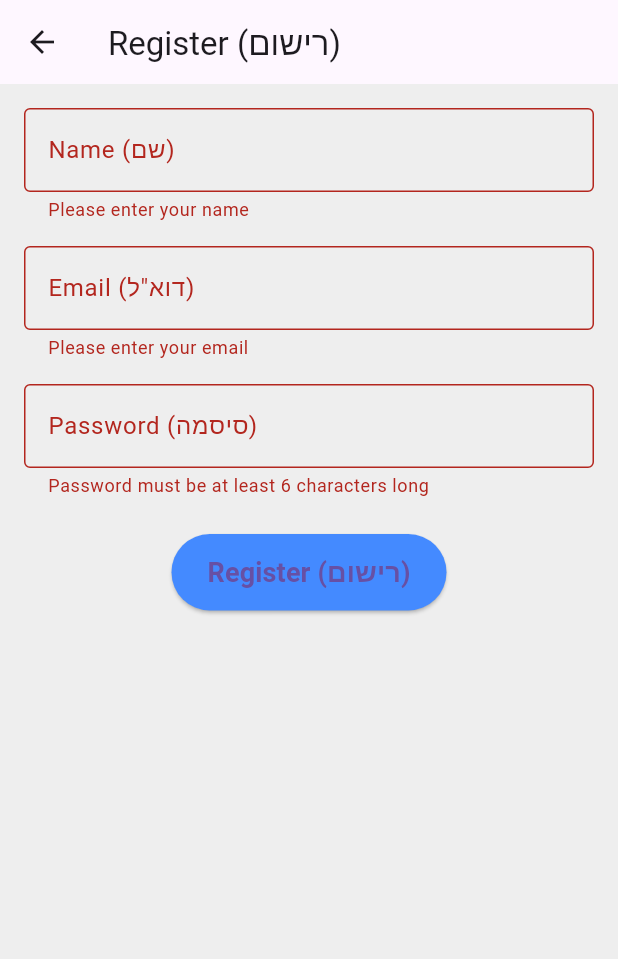
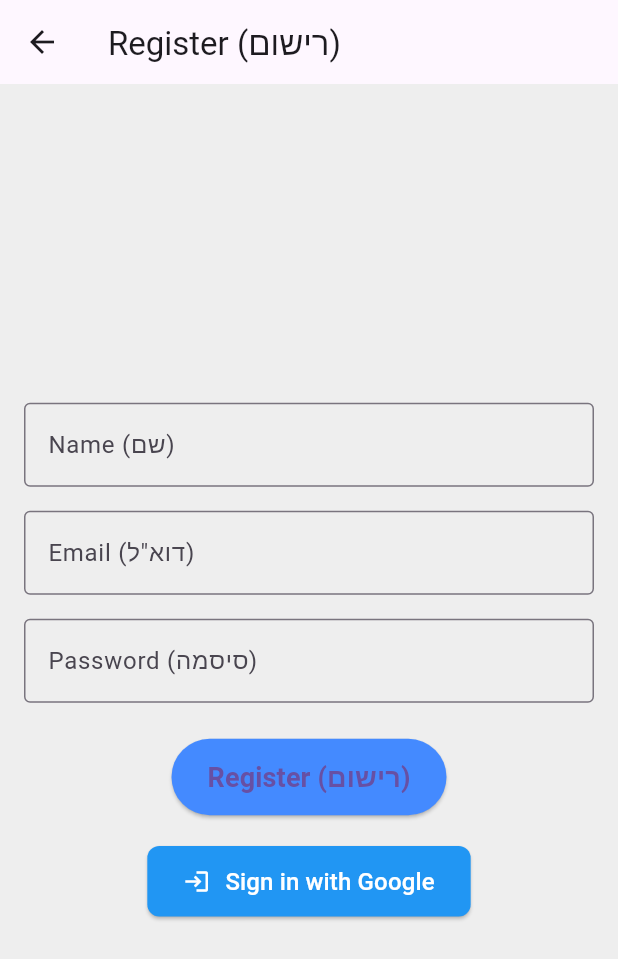
Before and after one commit to shifaaKh28/BodyAndMind, a Flutter app: the RegisterScreen screen opened directly, after a tap on "Register (רישום)", on a phone screen of 412 x 824 dp. Shown: the top 959 px of the screen. Run offline on Flutter 3.47's test engine with Material 3 defaults, Android fonts, the phone set to English and light mode, and no system bars; our stand-ins replace cloud_firestore, firebase_auth, firebase_core, google_sign_in; accounts and stored records are empty.

Commit message:
Update register_screen.dart

```diff
--- a/lib/screens/register_screen.dart
+++ b/lib/screens/register_screen.dart
@@ -1,5 +1,7 @@
 import 'package:flutter/material.dart';
 import 'package:firebase_auth/firebase_auth.dart';
+import 'package:google_sign_in/google_sign_in.dart';
+import 'package:cloud_firestore/cloud_firestore.dart';
 import 'otp_screen.dart';
 
 class RegisterScreen extends StatefulWidget {
@@ -14,6 +16,62 @@ class _RegisterScreenState extends State<RegisterScreen> {
   final TextEditingController _passwordController = TextEditingController();
   bool _isLoading = false;
 
+  // Google Sign-In function
+  Future<void> _signInWithGoogle() async {
+    setState(() {
+      _isLoading = true;
+    });
+
+    try {
+      final GoogleSignIn googleSignIn = GoogleSignIn();
+      final GoogleSignInAccount? googleUser = await googleSignIn.signIn();
+
+      if (googleUser != null) {
+        final GoogleSignInAuthentication googleAuth =
+        await googleUser.authentication;
+
+        final AuthCredential credential = GoogleAuthProvider.credential(
+          accessToken: googleAuth.accessToken,
+          idToken: googleAuth.idToken,
+        );
+
+        // Sign in to Firebase with Google credentials
+        UserCredential userCredential =
+        await FirebaseAuth.instance.signInWithCredential(credential);
+
+        // Store user data in Firestore (optional)
+        await FirebaseFirestore.instance.collection('users').doc(userCredential.user!.uid).set({
+          'name': userCredential.user!.displayName,
+          'email': userCredential.user!.email,
+          'uid': userCredential.user!.uid,
+          'createdAt': Timestamp.now(),
+        });
+
+        ScaffoldMessenger.of(context).showSnackBar(
+          SnackBar(content: Text('Google Sign-In Successful!')),
+        );
+
+        // Navigate to OTP Screen or Main Screen
+        Navigator.pushReplacement(
+          context,
+          MaterialPageRoute(
+            builder: (context) => OTPScreen(email: userCredential.user!.email!),
+          ),
+        );
+      }
+    } catch (e) {
+      print('Google Sign-In Error: $e');
+      ScaffoldMessenger.of(context).showSnackBar(
+        SnackBar(content: Text('Google Sign-In Failed.')),
+      );
+    } finally {
+      setState(() {
+        _isLoading = false;
+      });
+    }
+  }
+
+  // Register function to handle email/password registration
   Future<void> _registerUser() async {
     if (!_formKey.currentState!.validate()) return;
 
@@ -28,11 +86,19 @@ class _RegisterScreenState extends State<RegisterScreen> {
         password: _passwordController.text.trim(),
       );
 
+      // Store user data in Firestore (optional)
+      await FirebaseFirestore.instance.collection('users').doc(FirebaseAuth.instance.currentUser!.uid).set({
+        'name': _nameController.text,
+        'email': _emailController.text,
+        'uid': FirebaseAuth.instance.currentUser!.uid,
+        'createdAt': Timestamp.now(),
+      });
+
       ScaffoldMessenger.of(context).showSnackBar(
         SnackBar(content: Text('Registration Successful!')),
       );
 
-      // Navigate to OTP Screen
+      // Navigate to OTP Screen or Main Screen
       Navigator.push(
         context,
         MaterialPageRoute(
@@ -59,10 +125,10 @@ class _RegisterScreenState extends State<RegisterScreen> {
       ),
       body: Padding(
         padding: const EdgeInsets.all(16.0),
-        child: Form(
-          key: _formKey,
         child: Column(
+          mainAxisAlignment: MainAxisAlignment.center,
           children: [
+            // Name, Email, and Password fields (existing)
             TextFormField(
               controller: _nameController,
               decoration: InputDecoration(
@@ -109,24 +175,50 @@ class _RegisterScreenState extends State<RegisterScreen> {
               },
             ),
             SizedBox(height: 24),
+
+            // Register Button
             ElevatedButton(
               onPressed: _isLoading ? null : _registerUser,
               style: ElevatedButton.styleFrom(
+                padding: EdgeInsets.symmetric(horizontal: 24, vertical: 12),
                 backgroundColor: Colors.blueAccent,
-                  padding: EdgeInsets.symmetric(horizontal: 24, vertical: 12),
               ),
               child: _isLoading
                   ? CircularProgressIndicator(color: Colors.white)
                   : Text(
                 'Register (רישום)',
-                  style: TextStyle(
-                      fontSize: 18, fontWeight: FontWeight.bold),
+                style: TextStyle(fontSize: 18, fontWeight: FontWeight.bold),
+              ),
+            ),
+            SizedBox(height: 20), // Space between buttons
+
+            // Google Sign-In Button
+            ElevatedButton(
+              onPressed: _isLoading ? null : _signInWithGoogle,
+              style: ElevatedButton.styleFrom(
+                padding: EdgeInsets.symmetric(horizontal: 24, vertical: 12),
+                backgroundColor: Colors.blue, // Google Blue Color
+                shape: RoundedRectangleBorder(
+                  borderRadius: BorderRadius.circular(8), // Rounded corners
+                ),
+              ),
+              child: _isLoading
+                  ? CircularProgressIndicator(color: Colors.white)
+                  : Row(
+                mainAxisSize: MainAxisSize.min,
+                children: [
+                  Icon(Icons.login, color: Colors.white),
+                  SizedBox(width: 10),
+                  Text(
+                    'Sign in with Google',
+                    style: TextStyle(fontSize: 16, color: Colors.white),
+                  ),
+                ],
               ),
             ),
           ],
         ),
       ),
-      ),
     );
   }
 }
```
Lines whose indentation alone changed are shown as unchanged.
